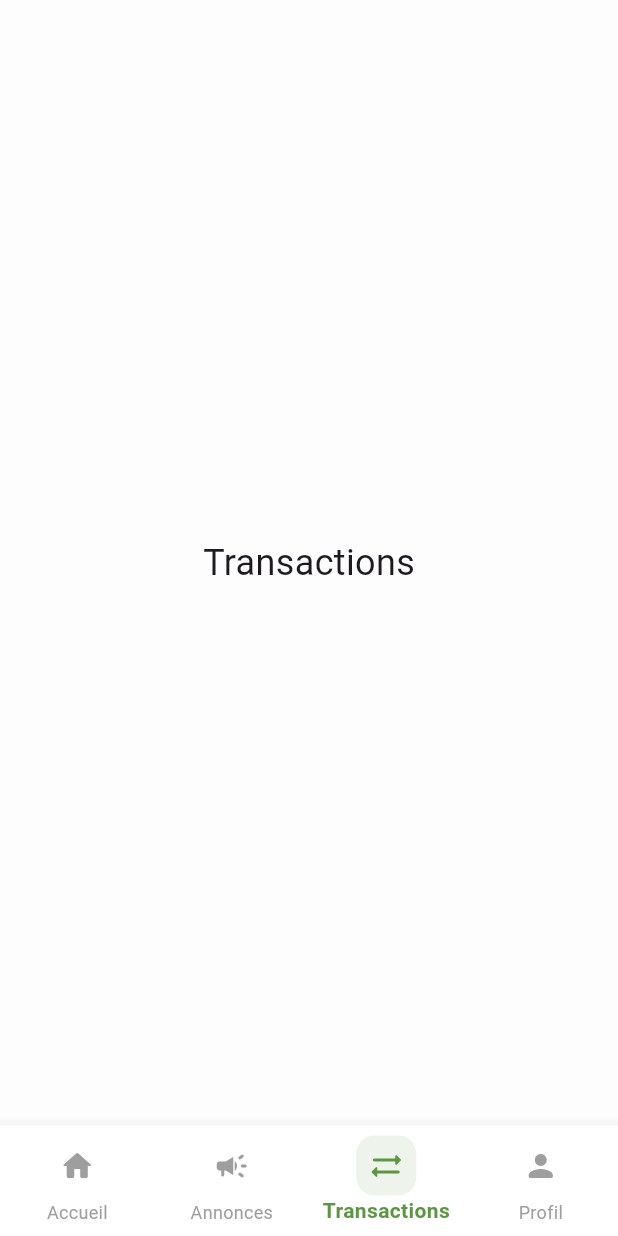
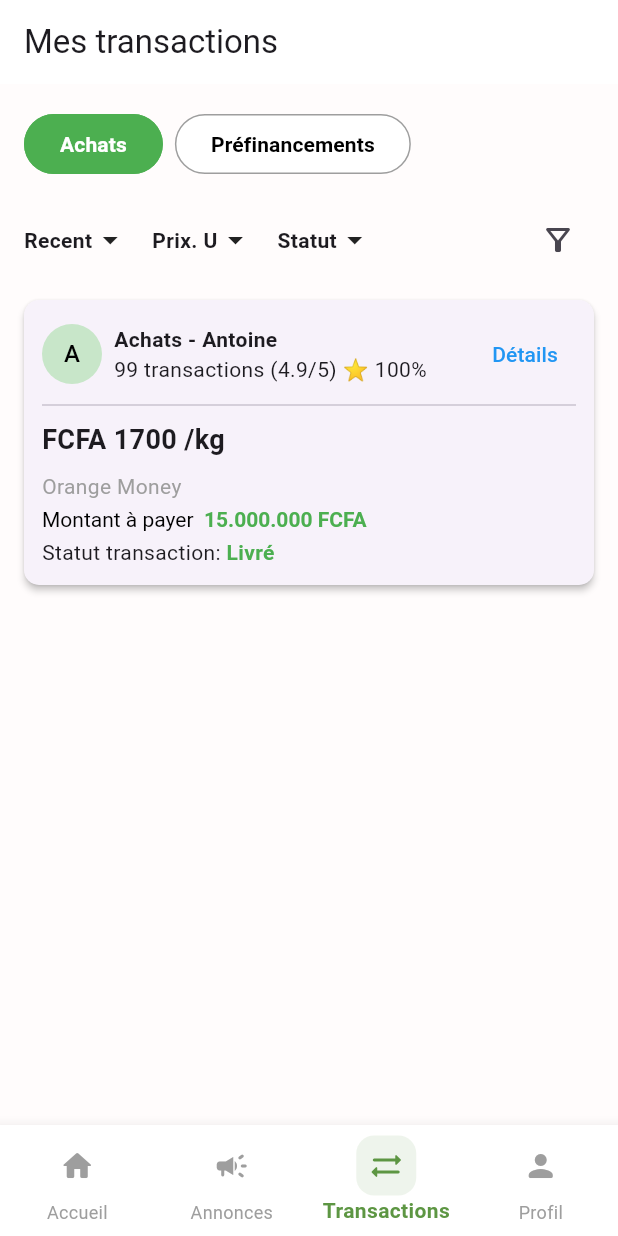
Before and after one commit to Alicheick225/agrobloc_flutter, a Flutter app: the screen it shows after launch, item 3 of the bottom bar chosen, on a phone screen of 412 x 824 dp. Run offline on Flutter 3.47's test engine with Material 3 defaults, Android fonts, the phone set to English and light mode, and no system bars; network calls fail; Roboto replaces fonts that are missing (Poppins).

Commit message:
feat:TransactionPage

```diff
--- a/lib/core/features/Agrobloc/presentations/pages/homePage.dart
+++ b/lib/core/features/Agrobloc/presentations/pages/homePage.dart
@@ -2,6 +2,7 @@ import 'package:agrobloc/core/features/Agrobloc/data/dataSources/annonceService.
 import 'package:agrobloc/core/features/Agrobloc/data/models/AnnonceVenteModel.dart';
 import 'package:agrobloc/core/features/Agrobloc/data/models/financementModel.dart';
 import 'package:agrobloc/core/features/Agrobloc/data/models/offreModels.dart';
+import 'package:agrobloc/core/features/Agrobloc/presentations/pages/transactionPage.dart';
 import 'package:agrobloc/core/features/Agrobloc/presentations/widgets/home/detailFinancement.dart';
 import 'package:agrobloc/core/features/Agrobloc/presentations/widgets/home/financementCard.dart';
 import 'package:agrobloc/core/features/Agrobloc/presentations/widgets/home/recommande.dart';
@@ -11,8 +12,6 @@ import 'package:agrobloc/core/features/Agrobloc/presentations/widgets/layout/nav
 import 'package:agrobloc/core/features/Agrobloc/presentations/widgets/layout/recherche_bar.dart';
 import 'package:flutter/material.dart';
 import 'package:agrobloc/core/themes/app_colors.dart';
-
-
 
 class HomePage extends StatefulWidget {
   const HomePage({super.key});
@@ -85,7 +84,7 @@ class _HomePageState extends State<HomePage> {
   List<Widget> get pages => [
         _buildHomeContent(),
         const Center(child: Text("Annonces", style: TextStyle(fontSize: 50))),
-        const Center(child: Text("Transactions", style: TextStyle(fontSize: 24))),
+        const TransactionPage(),
         const Center(child: Text("Profil", style: TextStyle(fontSize: 24))),
       ];
 
@@ -113,7 +112,6 @@ class _HomePageState extends State<HomePage> {
     );
   }
 
-
   Widget _buildFilteredContent() {
     switch (_selectedFilterIndex) {
       case 0:
@@ -123,7 +121,8 @@ class _HomePageState extends State<HomePage> {
             Row(
               mainAxisAlignment: MainAxisAlignment.spaceBetween,
               children: [
-                Text("Top offres", style: Theme.of(context).textTheme.titleLarge),
+                Text("Top offres",
+                    style: Theme.of(context).textTheme.titleLarge),
                 TextButton(
                   onPressed: () {
                     setState(() {
@@ -135,7 +134,9 @@ class _HomePageState extends State<HomePage> {
                       _updatePagination();
                     });
                   },
-                  child: const Text("Suivant >", style: TextStyle(color: Colors.green, fontWeight: FontWeight.bold)),
+                  child: const Text("Suivant >",
+                      style: TextStyle(
+                          color: Colors.green, fontWeight: FontWeight.bold)),
                 ),
               ],
             ),
@@ -187,8 +188,9 @@ class _HomePageState extends State<HomePage> {
         );
       case 1:
         return Column(
-          children: financements.map((financement) =>
-            Padding(
+          children: financements
+              .map(
+                (financement) => Padding(
                   padding: const EdgeInsets.only(bottom: 16),
                   child: GestureDetector(
                     onTap: () {
@@ -202,10 +204,12 @@ class _HomePageState extends State<HomePage> {
                     child: FinancementCard(data: financement),
                   ),
                 ),
-          ).toList(),
+              )
+              .toList(),
         );
       case 2:
-        return const Center(child: Text("Mes offres en cours de développement."));
+        return const Center(
+            child: Text("Mes offres en cours de développement."));
       default:
         return const SizedBox();
     }
--- a/lib/core/features/Agrobloc/presentations/pages/transactionPage.dart
+++ b/lib/core/features/Agrobloc/presentations/pages/transactionPage.dart
@@ -0,0 +1,71 @@
+import 'package:agrobloc/core/features/Agrobloc/presentations/widgets/transactions/card.dart';
+import 'package:agrobloc/core/features/Agrobloc/presentations/widgets/transactions/filter.dart';
+import 'package:agrobloc/core/features/Agrobloc/presentations/widgets/transactions/filter_status.dart';
+import 'package:flutter/material.dart';
+
+class TransactionPage extends StatefulWidget {
+  const TransactionPage({super.key});
+
+  @override
+  State<TransactionPage> createState() => _TransactionPageState();
+}
+
+class _TransactionPageState extends State<TransactionPage> {
+  int selectedFilter = 0;
+
+  @override
+  Widget build(BuildContext context) {
+    return Scaffold(
+      backgroundColor: const Color(0xFFFFFCFC),
+      appBar: AppBar(
+          backgroundColor: Colors.white, title: const Text("Mes transactions")),
+      body: Padding(
+        padding: const EdgeInsets.all(16.0),
+        child: Column(
+          crossAxisAlignment: CrossAxisAlignment.start,
+          children: [
+            /// Boutons de filtres
+            FilterTransactionButtons(
+              selectedIndex: selectedFilter,
+              onFilterSelected: (index) {
+                setState(() => selectedFilter = index);
+              },
+            ),
+            const SizedBox(height: 16),
+            //FILTRE PAR STATUT
+            const FilterStatus(),
+            const SizedBox(height: 16),
+
+            /// Liste des transactions (temporaire)
+            Expanded(
+              child: ListView(
+                children: [
+                  if (selectedFilter == 0)
+                    TransactionCard(
+                      nom: "Achats - Antoine",
+                      prixUnitaire: "1700",
+                      moyenPaiement: "Orange Money",
+                      montantTotal: "15.000.000 FCFA",
+                      statut: "Livré",
+                      statutColor: Colors.green,
+                      onDetails: () {},
+                    ),
+                  if (selectedFilter == 1)
+                    TransactionCard(
+                      nom: "Préfinancement - Antoine",
+                      prixUnitaire: "2200",
+                      moyenPaiement: "Wave",
+                      montantTotal: "8.000.000 FCFA",
+                      statut: "En attente",
+                      statutColor: Colors.orange,
+                      onDetails: () {},
+                    ),
+                ],
+              ),
+            ),
+          ],
+        ),
+      ),
+    );
+  }
+}
--- /dev/null
+++ b/lib/core/features/Agrobloc/presentations/widgets/transactions/card.dart
@@ -0,0 +1,108 @@
+import 'package:flutter/material.dart';
+
+class TransactionCard extends StatelessWidget {
+  final String nom;
+  final String prixUnitaire;
+  final String moyenPaiement;
+  final String montantTotal;
+  final String statut;
+  final Color statutColor;
+  final VoidCallback onDetails;
+
+  const TransactionCard({
+    Key? key,
+    required this.nom,
+    required this.prixUnitaire,
+    required this.moyenPaiement,
+    required this.montantTotal,
+    required this.statut,
+    required this.statutColor,
+    required this.onDetails,
+  }) : super(key: key);
+
+  @override
+  Widget build(BuildContext context) {
+    return Card(
+      margin: const EdgeInsets.only(bottom: 16),
+      elevation: 2,
+      shape: RoundedRectangleBorder(borderRadius: BorderRadius.circular(10)),
+      child: Padding(
+        padding: const EdgeInsets.all(12),
+        child: Column(
+          crossAxisAlignment: CrossAxisAlignment.start,
+          children: [
+            /// Ligne 1 : Avatar + nom + bouton détails
+            Row(
+              mainAxisAlignment: MainAxisAlignment.spaceBetween,
+              children: [
+                Row(
+                  children: [
+                    CircleAvatar(
+                      backgroundColor: Colors.green[100],
+                      child: Text(nom[0],
+                          style: const TextStyle(color: Colors.black)),
+                    ),
+                    const SizedBox(width: 8),
+                    Column(
+                      crossAxisAlignment: CrossAxisAlignment.start,
+                      children: [
+                        Text(nom,
+                            style:
+                                const TextStyle(fontWeight: FontWeight.bold)),
+                        const Text("99 transactions (4.9/5) ⭐ 100%"),
+                      ],
+                    ),
+                  ],
+                ),
+                TextButton(
+                  onPressed: onDetails,
+                  child: const Text("Détails",
+                      style: TextStyle(color: Colors.blue)),
+                )
+              ],
+            ),
+            const Divider(height: 20),
+
+            /// Ligne 2 : FCFA 1700 / kg
+            Text("FCFA $prixUnitaire /kg",
+                style:
+                    const TextStyle(fontWeight: FontWeight.bold, fontSize: 18)),
+            const SizedBox(height: 8),
+
+            /// Ligne 3 : Moyen paiement
+            Text(moyenPaiement, style: const TextStyle(color: Colors.grey)),
+            const SizedBox(height: 4),
+
+            /// Ligne 4 : Montant à payer
+            RichText(
+              text: TextSpan(
+                text: "Montant à payer  ",
+                style: const TextStyle(color: Colors.black),
+                children: [
+                  TextSpan(
+                    text: montantTotal,
+                    style: const TextStyle(
+                        color: Colors.green, fontWeight: FontWeight.bold),
+                  ),
+                ],
+              ),
+            ),
+            const SizedBox(height: 4),
+
+            /// Ligne 5 : Statut
+            Row(
+              children: [
+                const Text("Statut transaction: "),
+                Text(
+                  statut,
+                  style: TextStyle(
+                      color: statutColor, fontWeight: FontWeight.bold),
+                )
+              ],
+            )
+          ],
+        ),
+      ),
+    );
+  }
+}
--- /dev/null
+++ b/lib/core/features/Agrobloc/presentations/widgets/transactions/filter.dart
@@ -0,0 +1,44 @@
+import 'package:flutter/material.dart';
+
+class FilterTransactionButtons extends StatelessWidget {
+  final int selectedIndex;
+  final Function(int) onFilterSelected;
+
+  const FilterTransactionButtons({
+    Key? key,
+    required this.selectedIndex,
+    required this.onFilterSelected,
+  }) : super(key: key);
+
+  @override
+  Widget build(BuildContext context) {
+    final filters = ['Achats', 'Préfinancements'];
+
+    return Row(
+      mainAxisAlignment: MainAxisAlignment.start,
+      children: List.generate(filters.length, (index) {
+        final isSelected = selectedIndex == index;
+
+        return Padding(
+          padding: const EdgeInsets.only(right: 8.0),
+          child: OutlinedButton(
+            onPressed: () => onFilterSelected(index),
+            style: OutlinedButton.styleFrom(
+              backgroundColor: isSelected ? Colors.green : Colors.white,
+              side: BorderSide(color: isSelected ? Colors.green : Colors.grey),
+              shape: RoundedRectangleBorder(
+                  borderRadius: BorderRadius.circular(20)),
+            ),
+            child: Text(
+              filters[index],
+              style: TextStyle(
+                color: isSelected ? Colors.white : Colors.black,
+                fontWeight: FontWeight.w600,
+              ),
+            ),
+          ),
+        );
+      }),
+    );
+  }
+}
--- /dev/null
+++ b/lib/core/features/Agrobloc/presentations/widgets/transactions/filter_status.dart
@@ -0,0 +1,52 @@
+import 'package:flutter/material.dart';
+
+class FilterStatus extends StatelessWidget {
+  final VoidCallback? onFilterPressed;
+
+  const FilterStatus({
+    Key? key,
+    this.onFilterPressed,
+  }) : super(key: key);
+
+  @override
+  Widget build(BuildContext context) {
+    final List<String> filters = ['Recent', 'Prix. U', 'Statut'];
+
+    return Row(
+      mainAxisAlignment: MainAxisAlignment.spaceBetween,
+      children: [
+        /// Boutons texte avec flèche
+        Expanded(
+          child: Row(
+            children: filters.map((filter) {
+              return Padding(
+                padding: const EdgeInsets.only(right: 16),
+                child: GestureDetector(
+                  onTap: () {
+                    // Tu peux plus tard ouvrir une modal ou menu
+                    debugPrint("Filtre $filter tapé");
+                  },
+                  child: Row(
+                    children: [
+                      Text(
+                        filter,
+                        style: const TextStyle(fontWeight: FontWeight.w600),
+                      ),
+                      const Icon(Icons.arrow_drop_down),
+                    ],
+                  ),
+                ),
+              );
+            }).toList(),
+          ),
+        ),
+
+        /// Icône filtre (à droite)
+        IconButton(
+          onPressed: onFilterPressed ?? () {},
+          icon: const Icon(Icons.filter_alt_outlined),
+        ),
+      ],
+    );
+  }
+}
```
Also changed, not shown: lib/core/features/Agrobloc/presentations/widgets/transactions/detail.dart (added). Lines whose indentation alone changed are shown as unchanged.
